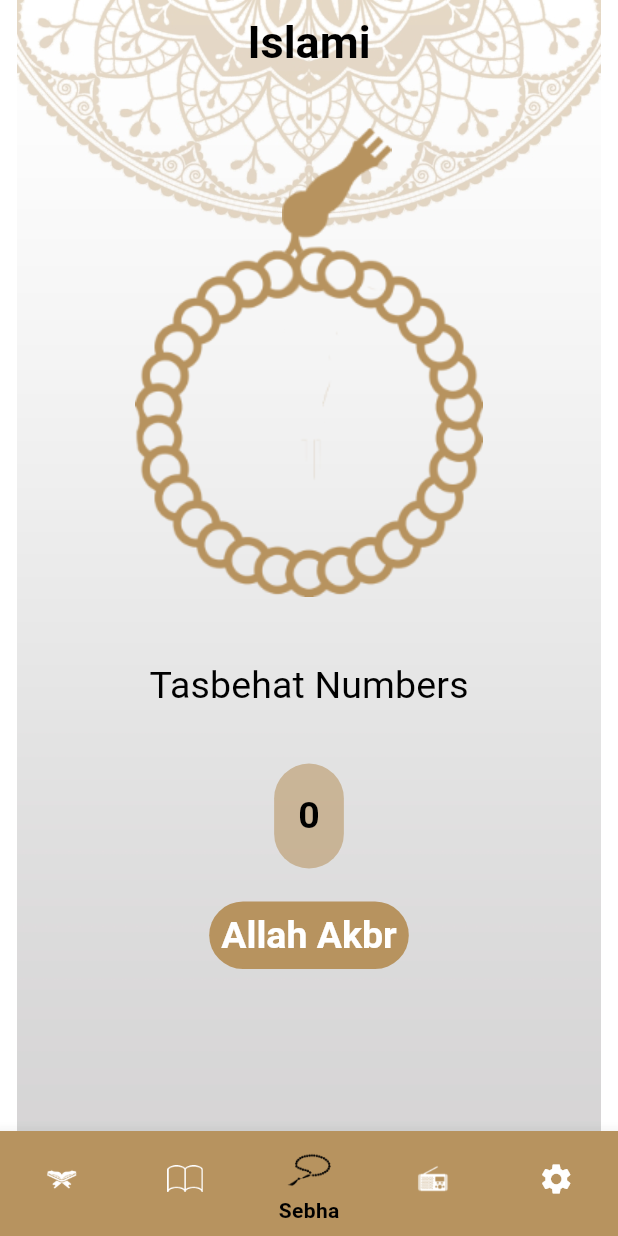
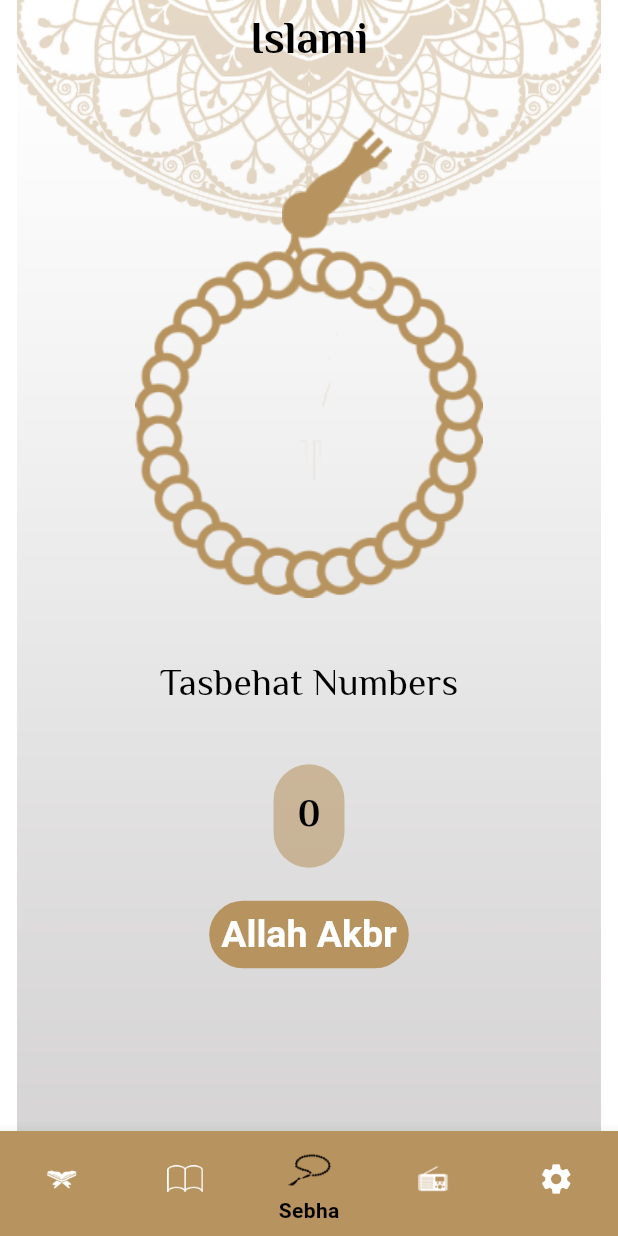
Before and after one commit to youssefehab11/islami_app, a Flutter app: the screen it shows after launch, item 3 of the bottom bar chosen, on a phone screen of 412 x 824 dp. Run offline on Flutter 3.47's test engine with Material 3 defaults, Android fonts, the phone set to English and light mode, and no system bars.

Commit message:
+ElMessiri font

```diff
--- a/lib/config/theme/app_themes.dart
+++ b/lib/config/theme/app_themes.dart
@@ -1,5 +1,6 @@
 import 'package:flutter/material.dart';
 import 'package:islami_app/core/utils/colors_manager.dart';
+import 'package:islami_app/core/utils/fonts_manager.dart';
 
 class AppThemes {
   static final ThemeData lightTheme = ThemeData(
@@ -22,6 +23,7 @@ class AppThemes {
         color: Colors.black,
         fontSize: 30,
         fontWeight: FontWeight.bold,
+        fontFamily: FontsManager.elMessiri
       ),
     ),
     bottomNavigationBarTheme: const BottomNavigationBarThemeData(
@@ -41,7 +43,8 @@ class AppThemes {
       titleMedium: TextStyle(
         fontSize: 25,
         fontWeight: FontWeight.w600,
-        color: Colors.black
+        fontFamily: FontsManager.elMessiri,
+        color: Colors.black,
       ),
       titleSmall: TextStyle(
         fontSize: 25,
--- /dev/null
+++ b/lib/core/utils/fonts_manager.dart
@@ -0,0 +1,3 @@
+abstract class FontsManager {
+  static const String elMessiri = 'El Messiri';
+}
--- a/lib/presentation/home/tabs/radio_tab/radio_tab.dart
+++ b/lib/presentation/home/tabs/radio_tab/radio_tab.dart
@@ -1,5 +1,6 @@
 import 'package:flutter/material.dart';
 import 'package:islami_app/core/utils/assets_manager.dart';
+import 'package:islami_app/core/utils/fonts_manager.dart';
 import 'package:islami_app/core/utils/strings_manager.dart';
 import 'package:islami_app/presentation/home/tabs/radio_tab/widgets/ezaa_controls.dart';
 
@@ -15,7 +16,7 @@ class RadioTab extends StatelessWidget {
         const SizedBox(height: 55,),
         Text(
           StringsManager.eazaaQuranKareem,
-          style: Theme.of(context).textTheme.titleSmall,
+          style: Theme.of(context).textTheme.titleSmall?.copyWith(fontFamily: FontsManager.elMessiri),
         ),
         const EzaaControls(),
       ],
--- a/lib/presentation/home/tabs/sebha_tab/widgets/zekr_details.dart
+++ b/lib/presentation/home/tabs/sebha_tab/widgets/zekr_details.dart
@@ -1,4 +1,5 @@
 import 'package:flutter/material.dart';
+import 'package:islami_app/core/utils/fonts_manager.dart';
 import 'package:islami_app/core/utils/strings_manager.dart';
 
 class ZekrDetails extends StatelessWidget {
@@ -18,7 +19,7 @@ class ZekrDetails extends StatelessWidget {
       children: [
         Text(
           StringsManager.tasbehatNumber,
-          style: Theme.of(context).textTheme.titleSmall,
+          style: Theme.of(context).textTheme.titleSmall?.copyWith(fontFamily: FontsManager.elMessiri),
         ),
         const SizedBox(
           height: 34,
```
Also changed, not shown: pubspec.yaml (+5 -5 lines), assets/fonts/ElMessiri-Bold.ttf (added), assets/fonts/ElMessiri-Regular.ttf (added).
